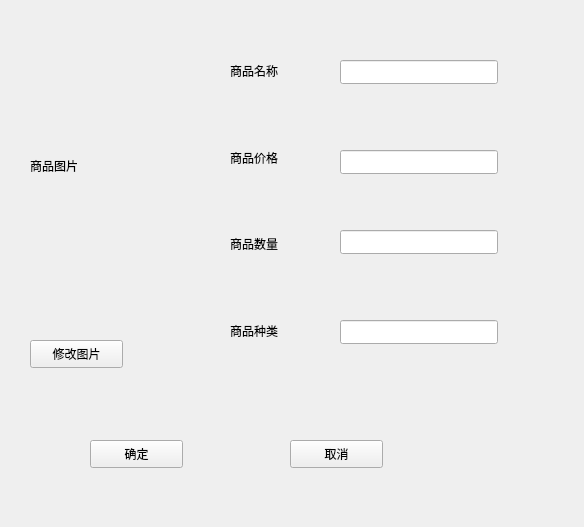
Reason-Wang/se_project, file StoreManage/ui/updatePage/updatePage.ui: the form before one commit.
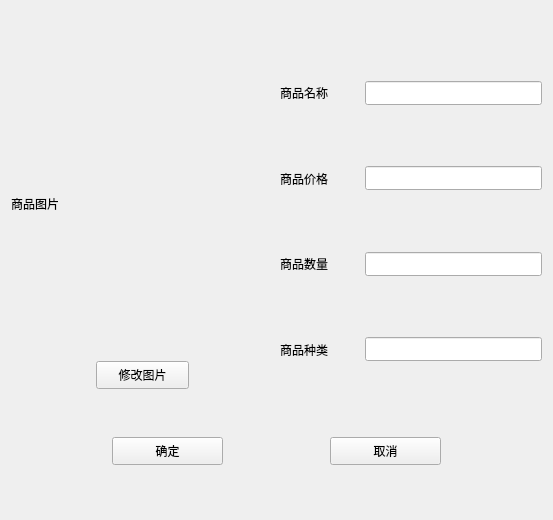
The form after the commit.

Commit message: finish button group

Diff of the .ui file:
```diff
--- a/StoreManage/ui/updatePage/updatePage.ui
+++ b/StoreManage/ui/updatePage/updatePage.ui
@@ -6,145 +6,249 @@
    <rect>
     <x>0</x>
     <y>0</y>
-    <width>584</width>
-    <height>527</height>
+    <width>553</width>
+    <height>520</height>
    </rect>
   </property>
   <property name="windowTitle">
    <string>商品详情</string>
   </property>
+  <layout class="QGridLayout" name="gridLayout_3">
+   <item row="0" column="0">
+    <layout class="QGridLayout" name="gridLayout_2">
+     <item row="0" column="0">
   <widget class="QLabel" name="Piclabel">
-   <property name="geometry">
-    <rect>
-     <x>30</x>
-     <y>30</y>
+       <property name="minimumSize">
+        <size>
      <width>171</width>
      <height>271</height>
-    </rect>
+        </size>
    </property>
    <property name="text">
     <string>商品图片</string>
    </property>
   </widget>
-  <widget class="QWidget" name="verticalLayoutWidget">
-   <property name="geometry">
-    <rect>
-     <x>230</x>
-     <y>30</y>
-     <width>81</width>
-     <height>341</height>
-    </rect>
-   </property>
-   <layout class="QVBoxLayout" name="verticalLayout">
+     </item>
+     <item row="1" column="0">
+      <layout class="QHBoxLayout" name="horizontalLayout">
+       <item>
+        <spacer name="horizontalSpacer">
+         <property name="orientation">
+          <enum>Qt::Horizontal</enum>
+         </property>
+         <property name="sizeHint" stdset="0">
+          <size>
+           <width>40</width>
+           <height>20</height>
+          </size>
+         </property>
+        </spacer>
+       </item>
     <item>
+        <widget class="QPushButton" name="ChangePicButton">
+         <property name="minimumSize">
+          <size>
+           <width>93</width>
+           <height>28</height>
+          </size>
+         </property>
+         <property name="maximumSize">
+          <size>
+           <width>93</width>
+           <height>28</height>
+          </size>
+         </property>
+         <property name="layoutDirection">
+          <enum>Qt::LeftToRight</enum>
+         </property>
+         <property name="text">
+          <string>修改图片</string>
+         </property>
+        </widget>
+       </item>
+       <item>
+        <spacer name="horizontalSpacer_2">
+         <property name="orientation">
+          <enum>Qt::Horizontal</enum>
+         </property>
+         <property name="sizeHint" stdset="0">
+          <size>
+           <width>40</width>
+           <height>20</height>
+          </size>
+         </property>
+        </spacer>
+       </item>
+      </layout>
+     </item>
+    </layout>
+   </item>
+   <item row="0" column="1">
+    <layout class="QGridLayout" name="gridLayout">
+     <item row="0" column="0">
      <widget class="QLabel" name="label_2">
+       <property name="minimumSize">
+        <size>
+         <width>79</width>
+         <height>80</height>
+        </size>
+       </property>
       <property name="text">
        <string>商品名称</string>
       </property>
      </widget>
     </item>
-    <item>
+     <item row="0" column="1">
+      <widget class="QLineEdit" name="nameEdit">
+       <property name="minimumSize">
+        <size>
+         <width>158</width>
+         <height>24</height>
+        </size>
+       </property>
+      </widget>
+     </item>
+     <item row="1" column="0">
      <widget class="QLabel" name="label_3">
+       <property name="minimumSize">
+        <size>
+         <width>79</width>
+         <height>79</height>
+        </size>
+       </property>
       <property name="text">
        <string>商品价格</string>
       </property>
      </widget>
     </item>
-    <item>
+     <item row="1" column="1">
+      <widget class="QLineEdit" name="priceEdit">
+       <property name="minimumSize">
+        <size>
+         <width>158</width>
+         <height>24</height>
+        </size>
+       </property>
+      </widget>
+     </item>
+     <item row="2" column="0">
      <widget class="QLabel" name="label_4">
+       <property name="minimumSize">
+        <size>
+         <width>79</width>
+         <height>80</height>
+        </size>
+       </property>
       <property name="text">
        <string>商品数量</string>
       </property>
      </widget>
     </item>
-    <item>
+     <item row="2" column="1">
+      <widget class="QLineEdit" name="numberEdit">
+       <property name="minimumSize">
+        <size>
+         <width>158</width>
+         <height>24</height>
+        </size>
+       </property>
+      </widget>
+     </item>
+     <item row="3" column="0">
      <widget class="QLabel" name="label_5">
+       <property name="minimumSize">
+        <size>
+         <width>79</width>
+         <height>79</height>
+        </size>
+       </property>
       <property name="text">
        <string>商品种类</string>
       </property>
      </widget>
     </item>
-   </layout>
-  </widget>
-  <widget class="QLineEdit" name="nameEdit">
-   <property name="geometry">
-    <rect>
-     <x>340</x>
-     <y>60</y>
-     <width>158</width>
-     <height>24</height>
-    </rect>
-   </property>
-  </widget>
-  <widget class="QLineEdit" name="priceEdit">
-   <property name="geometry">
-    <rect>
-     <x>340</x>
-     <y>150</y>
-     <width>158</width>
-     <height>24</height>
-    </rect>
-   </property>
-  </widget>
+     <item row="3" column="1">
   <widget class="QLineEdit" name="catEdit">
-   <property name="geometry">
-    <rect>
-     <x>340</x>
-     <y>320</y>
+       <property name="minimumSize">
+        <size>
      <width>158</width>
      <height>24</height>
-    </rect>
-   </property>
-  </widget>
-  <widget class="QLineEdit" name="numberEdit">
-   <property name="geometry">
-    <rect>
-     <x>340</x>
-     <y>230</y>
-     <width>158</width>
-     <height>24</height>
-    </rect>
-   </property>
-  </widget>
+        </size>
+       </property>
+      </widget>
+     </item>
+    </layout>
+   </item>
+   <item row="1" column="0" colspan="2">
+    <layout class="QHBoxLayout" name="horizontalLayout_2">
+     <item>
+      <spacer name="horizontalSpacer_4">
+       <property name="orientation">
+        <enum>Qt::Horizontal</enum>
+       </property>
+       <property name="sizeHint" stdset="0">
+        <size>
+         <width>40</width>
+         <height>20</height>
+        </size>
+       </property>
+      </spacer>
+     </item>
+     <item>
   <widget class="QPushButton" name="OKpushButton">
-   <property name="geometry">
-    <rect>
-     <x>90</x>
-     <y>440</y>
-     <width>93</width>
+       <property name="minimumSize">
+        <size>
+         <width>111</width>
      <height>28</height>
-    </rect>
+        </size>
    </property>
    <property name="text">
     <string>确定</string>
    </property>
   </widget>
+     </item>
+     <item>
+      <spacer name="horizontalSpacer_3">
+       <property name="orientation">
+        <enum>Qt::Horizontal</enum>
+       </property>
+       <property name="sizeHint" stdset="0">
+        <size>
+         <width>40</width>
+         <height>20</height>
+        </size>
+       </property>
+      </spacer>
+     </item>
+     <item>
   <widget class="QPushButton" name="CancelpushButton">
-   <property name="geometry">
-    <rect>
-     <x>290</x>
-     <y>440</y>
-     <width>93</width>
+       <property name="minimumSize">
+        <size>
+         <width>111</width>
      <height>28</height>
-    </rect>
+        </size>
    </property>
    <property name="text">
     <string>取消</string>
    </property>
   </widget>
-  <widget class="QPushButton" name="ChangePicButton">
-   <property name="geometry">
-    <rect>
-     <x>30</x>
-     <y>340</y>
-     <width>93</width>
-     <height>28</height>
-    </rect>
-   </property>
-   <property name="text">
-    <string>修改图片</string>
-   </property>
-  </widget>
+     </item>
+     <item>
+      <spacer name="horizontalSpacer_5">
+       <property name="orientation">
+        <enum>Qt::Horizontal</enum>
+       </property>
+       <property name="sizeHint" stdset="0">
+        <size>
+         <width>40</width>
+         <height>20</height>
+        </size>
+       </property>
+      </spacer>
+     </item>
+    </layout>
+   </item>
+  </layout>
  </widget>
  <resources/>
  <connections/>
```
Lines whose indentation alone changed are shown as unchanged. The commit also changes 24 other files.
